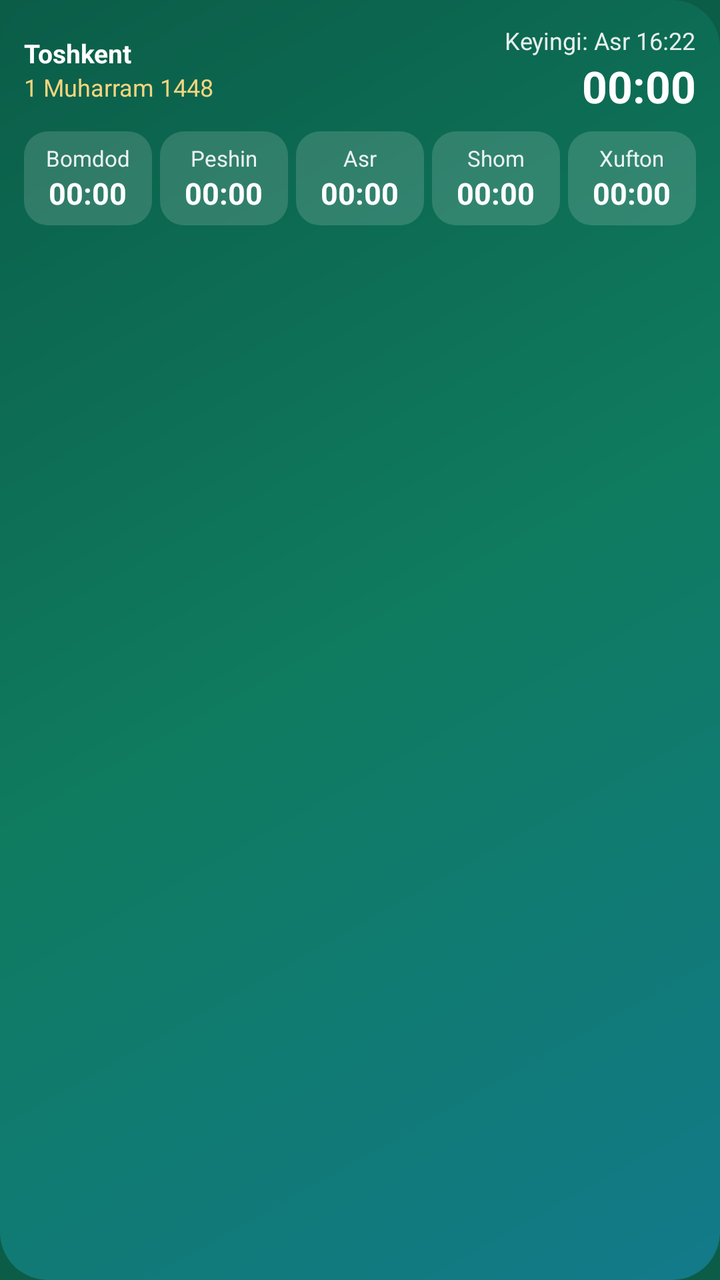
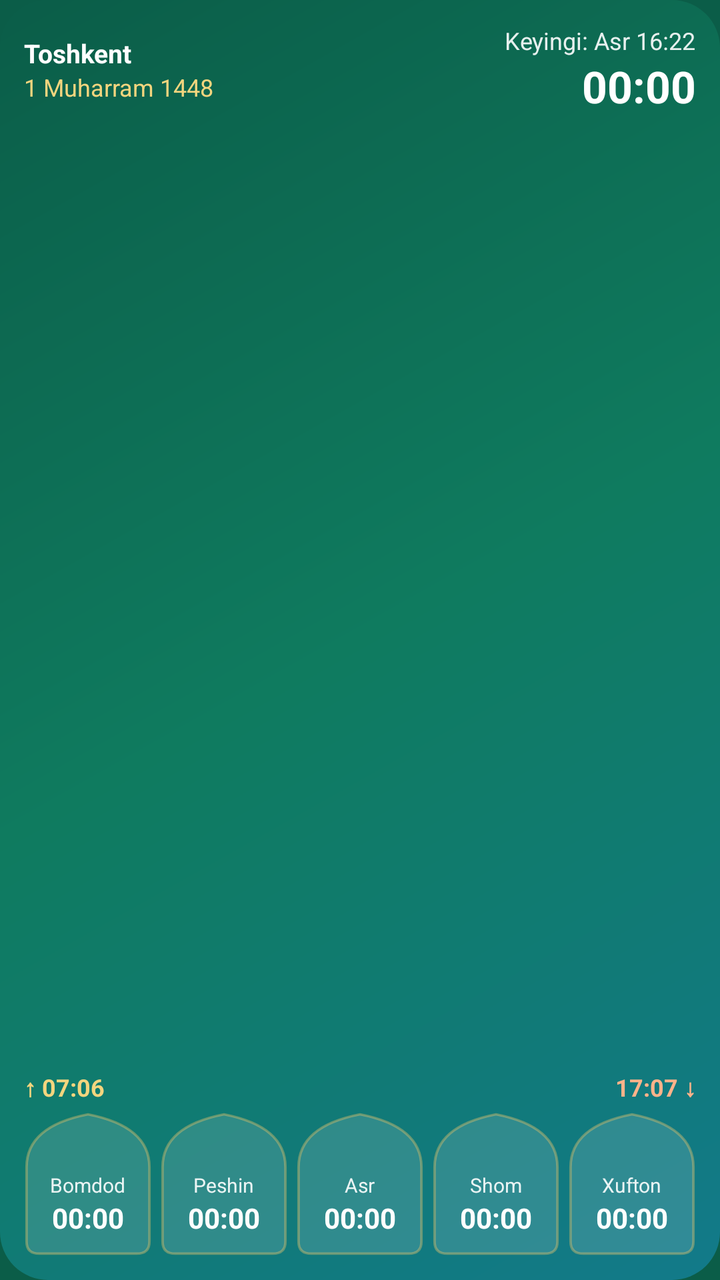

The first picture is an Android layout as it rendered before a commit; the second is the same layout after the commit. The layout source and the unified diff follow.
<!-- AndroidManifest.xml: application theme Theme.Hijriy -->
<!-- res/layout/widget_prayer.xml -->
<?xml version="1.0" encoding="utf-8"?>
<LinearLayout xmlns:android="http://schemas.android.com/apk/res/android"
    android:id="@+id/root"
    android:layout_width="match_parent"
    android:layout_height="match_parent"
    android:background="@drawable/widget_bg"
    android:orientation="vertical"
    android:padding="12dp">

    <LinearLayout
        android:layout_width="match_parent"
        android:layout_height="wrap_content"
        android:gravity="center_vertical"
        android:orientation="horizontal">
        <LinearLayout
            android:layout_width="0dp"
            android:layout_height="wrap_content"
            android:layout_weight="1"
            android:orientation="vertical">
            <TextView
                android:id="@+id/location"
                android:layout_width="wrap_content"
                android:layout_height="wrap_content"
                android:maxLines="1"
                android:ellipsize="end"
                android:text="Toshkent"
                android:textColor="#FFFFFF"
                android:textSize="13sp"
                android:textStyle="bold" />
            <TextView
                android:id="@+id/hijri"
                android:layout_width="wrap_content"
                android:layout_height="wrap_content"
                android:maxLines="1"
                android:text="1 Muharram 1448"
                android:textColor="#F3D57E"
                android:textSize="12sp" />
        </LinearLayout>
        <LinearLayout
            android:layout_width="wrap_content"
            android:layout_height="wrap_content"
            android:gravity="end"
            android:orientation="vertical">
            <TextView
                android:id="@+id/next"
                android:layout_width="wrap_content"
                android:layout_height="wrap_content"
                android:text="Keyingi: Asr 16:22"
                android:textColor="#E6FFFFFF"
                android:textSize="12sp" />
            <Chronometer
                android:id="@+id/countdown"
                android:layout_width="wrap_content"
                android:layout_height="wrap_content"
                android:countDown="true"
                android:textColor="#FFFFFF"
                android:textSize="22sp"
                android:textStyle="bold" />
        </LinearLayout>
    </LinearLayout>

    <LinearLayout
        android:layout_width="match_parent"
        android:layout_height="wrap_content"
        android:layout_marginTop="8dp"
        android:orientation="horizontal">
        <LinearLayout
            android:id="@+id/cell0"
            android:layout_width="0dp"
            android:layout_height="wrap_content"
            android:layout_weight="1"
            android:layout_marginStart="0dp"
            android:background="@drawable/widget_cell"
            android:gravity="center"
            android:orientation="vertical"
            android:paddingVertical="6dp">
            <TextView
                android:id="@+id/name0"
                android:layout_width="wrap_content"
                android:layout_height="wrap_content"
                android:text="Bomdod"
                android:textColor="#E6FFFFFF"
                android:textSize="11sp" />
            <TextView
                android:id="@+id/time0"
                android:layout_width="wrap_content"
                android:layout_height="wrap_content"
                android:text="00:00"
                android:textColor="#FFFFFF"
                android:textSize="15sp"
                android:textStyle="bold" />
        </LinearLayout>
        <LinearLayout
            android:id="@+id/cell1"
            android:layout_width="0dp"
            android:layout_height="wrap_content"
            android:layout_weight="1"
            android:layout_marginStart="4dp"
            android:background="@drawable/widget_cell"
            android:gravity="center"
            android:orientation="vertical"
            android:paddingVertical="6dp">
            <TextView
                android:id="@+id/name1"
                android:layout_width="wrap_content"
                android:layout_height="wrap_content"
                android:text="Peshin"
                android:textColor="#E6FFFFFF"
                android:textSize="11sp" />
            <TextView
                android:id="@+id/time1"
                android:layout_width="wrap_content"
                android:layout_height="wrap_content"
                android:text="00:00"
                android:textColor="#FFFFFF"
                android:textSize="15sp"
                android:textStyle="bold" />
        </LinearLayout>
        <LinearLayout
            android:id="@+id/cell2"
            android:layout_width="0dp"
            android:layout_height="wrap_content"
            android:layout_weight="1"
            android:layout_marginStart="4dp"
            android:background="@drawable/widget_cell"
            android:gravity="center"
            android:orientation="vertical"
            android:paddingVertical="6dp">
            <TextView
                android:id="@+id/name2"
                android:layout_width="wrap_content"
                android:layout_height="wrap_content"
                android:text="Asr"
                android:textColor="#E6FFFFFF"
                android:textSize="11sp" />
            <TextView
                android:id="@+id/time2"
                android:layout_width="wrap_content"
                android:layout_height="wrap_content"
                android:text="00:00"
                android:textColor="#FFFFFF"
                android:textSize="15sp"
                android:textStyle="bold" />
        </LinearLayout>
        <LinearLayout
            android:id="@+id/cell3"
            android:layout_width="0dp"
            android:layout_height="wrap_content"
            android:layout_weight="1"
            android:layout_marginStart="4dp"
            android:background="@drawable/widget_cell"
            android:gravity="center"
            android:orientation="vertical"
            android:paddingVertical="6dp">
            <TextView
                android:id="@+id/name3"
                android:layout_width="wrap_content"
                android:layout_height="wrap_content"
                android:text="Shom"
                android:textColor="#E6FFFFFF"
                android:textSize="11sp" />
            <TextView
                android:id="@+id/time3"
                android:layout_width="wrap_content"
                android:layout_height="wrap_content"
                android:text="00:00"
                android:textColor="#FFFFFF"
                android:textSize="15sp"
                android:textStyle="bold" />
        </LinearLayout>
        <LinearLayout
            android:id="@+id/cell4"
            android:layout_width="0dp"
            android:layout_height="wrap_content"
            android:layout_weight="1"
            android:layout_marginStart="4dp"
            android:background="@drawable/widget_cell"
            android:gravity="center"
            android:orientation="vertical"
            android:paddingVertical="6dp">
            <TextView
                android:id="@+id/name4"
                android:layout_width="wrap_content"
                android:layout_height="wrap_content"
                android:text="Xufton"
                android:textColor="#E6FFFFFF"
                android:textSize="11sp" />
            <TextView
                android:id="@+id/time4"
                android:layout_width="wrap_content"
                android:layout_height="wrap_content"
                android:text="00:00"
                android:textColor="#FFFFFF"
                android:textSize="15sp"
                android:textStyle="bold" />
        </LinearLayout>
    </LinearLayout>
</LinearLayout>
<!-- resources referenced by this layout -->
<resources>
  <!-- drawable widget_bg (drawable) -->
  <?xml version="1.0" encoding="utf-8"?>
  <shape xmlns:android="http://schemas.android.com/apk/res/android" android:shape="rectangle">
      <gradient android:angle="315" android:startColor="#0B5D48" android:centerColor="#0F7B5F" android:endColor="#127A8A" />
      <corners android:radius="24dp" />
  </shape>
  <!-- drawable widget_cell (drawable) -->
  <?xml version="1.0" encoding="utf-8"?>
  <shape xmlns:android="http://schemas.android.com/apk/res/android" android:shape="rectangle">
      <solid android:color="#26FFFFFF" />
      <corners android:radius="12dp" />
  </shape>
  <style name="Theme.Hijriy" parent="android:Theme.Material.Light.NoActionBar">
          <item name="android:windowBackground">@color/intro_bg</item>
          <item name="android:statusBarColor">@android:color/transparent</item>
          <item name="android:navigationBarColor">@android:color/transparent</item>
      </style>
  <color name="intro_bg">#0B5D48</color>
</resources>

<!-- the commit's change to res/layout/widget_prayer.xml (unified diff, before → after) -->
@@ -1,198 +1,281 @@
 <?xml version="1.0" encoding="utf-8"?>
-<LinearLayout xmlns:android="http://schemas.android.com/apk/res/android"
+<FrameLayout xmlns:android="http://schemas.android.com/apk/res/android"
     android:id="@+id/root"
     android:layout_width="match_parent"
     android:layout_height="match_parent"
-    android:background="@drawable/widget_bg"
-    android:orientation="vertical"
-    android:padding="12dp">
+    android:background="@drawable/widget_bg">
+
+    
+    <ImageView
+        android:id="@+id/art"
+        android:layout_width="match_parent"
+        android:layout_height="match_parent"
+        android:importantForAccessibility="no"
+        android:scaleType="fitXY" />
 
     <LinearLayout
         android:layout_width="match_parent"
-        android:layout_height="wrap_content"
-        android:gravity="center_vertical"
-        android:orientation="horizontal">
-        <LinearLayout
-            android:layout_width="0dp"
-            android:layout_height="wrap_content"
-            android:layout_weight="1"
-            android:orientation="vertical">
-            <TextView
-                android:id="@+id/location"
-                android:layout_width="wrap_content"
-                android:layout_height="wrap_content"
-                android:maxLines="1"
-                android:ellipsize="end"
-                android:text="Toshkent"
-                android:textColor="#FFFFFF"
-                android:textSize="13sp"
-                android:textStyle="bold" />
-            <TextView
-                android:id="@+id/hijri"
-                android:layout_width="wrap_content"
-                android:layout_height="wrap_content"
-                android:maxLines="1"
-                android:text="1 Muharram 1448"
+        android:layout_height="match_parent"
+        android:orientation="vertical"
+        android:padding="12dp">
+
+        <LinearLayout
+            android:layout_width="match_parent"
+            android:layout_height="wrap_content"
+            android:gravity="center_vertical"
+            android:orientation="horizontal">
+            <LinearLayout
+                android:layout_width="0dp"
+                android:layout_height="wrap_content"
+                android:layout_weight="1"
+                android:orientation="vertical">
+                <TextView
+                    android:id="@+id/location"
+                    android:layout_width="wrap_content"
+                    android:layout_height="wrap_content"
+                    android:ellipsize="end"
+                    android:maxLines="1"
+                    android:text="Toshkent"
+                    android:textColor="#FFFFFF"
+                    android:textSize="13sp"
+                    android:textStyle="bold" />
+                <TextView
+                    android:id="@+id/hijri"
+                    android:layout_width="wrap_content"
+                    android:layout_height="wrap_content"
+                    android:maxLines="1"
+                    android:text="1 Muharram 1448"
+                    android:textColor="#F3D57E"
+                    android:textSize="12sp" />
+            </LinearLayout>
+            <LinearLayout
+                android:layout_width="wrap_content"
+                android:layout_height="wrap_content"
+                android:gravity="end"
+                android:orientation="vertical">
+                <TextView
+                    android:id="@+id/next"
+                    android:layout_width="wrap_content"
+                    android:layout_height="wrap_content"
+                    android:text="Keyingi: Asr 16:22"
+                    android:textColor="#E6FFFFFF"
+                    android:textSize="12sp" />
+                <Chronometer
+                    android:id="@+id/countdown"
+                    android:layout_width="wrap_content"
+                    android:layout_height="wrap_content"
+                    android:countDown="true"
+                    android:textColor="#FFFFFF"
+                    android:textSize="22sp"
+                    android:textStyle="bold" />
+            </LinearLayout>
+        </LinearLayout>
+
+        
+        <LinearLayout
+            android:layout_width="match_parent"
+            android:layout_height="0dp"
+            android:layout_weight="1"
+            android:gravity="bottom"
+            android:orientation="horizontal"
+            android:paddingBottom="4dp">
+            <TextView
+                android:id="@+id/sunrise"
+                android:layout_width="0dp"
+                android:layout_height="wrap_content"
+                android:layout_weight="1"
+                android:text="↑ 07:06"
                 android:textColor="#F3D57E"
-                android:textSize="12sp" />
-        </LinearLayout>
-        <LinearLayout
-            android:layout_width="wrap_content"
-            android:layout_height="wrap_content"
-            android:gravity="end"
-            android:orientation="vertical">
-            <TextView
-                android:id="@+id/next"
-                android:layout_width="wrap_content"
-                android:layout_height="wrap_content"
-                android:text="Keyingi: Asr 16:22"
-                android:textColor="#E6FFFFFF"
-                android:textSize="12sp" />
-            <Chronometer
-                android:id="@+id/countdown"
-                android:layout_width="wrap_content"
-                android:layout_height="wrap_content"
-                android:countDown="true"
-                android:textColor="#FFFFFF"
-                android:textSize="22sp"
-                android:textStyle="bold" />
+                android:textSize="12sp"
+                android:textStyle="bold" />
+            <TextView
+                android:id="@+id/daylen"
+                android:layout_width="wrap_content"
+                android:layout_height="wrap_content"
+                android:text=""
+                android:textColor="#B3FFFFFF"
+                android:textSize="10sp" />
+            <TextView
+                android:id="@+id/sunset"
+                android:layout_width="0dp"
+                android:layout_height="wrap_content"
+                android:layout_weight="1"
+                android:gravity="end"
+                android:text="17:07 ↓"
+                android:textColor="#FFB38A"
+                android:textSize="12sp"
+                android:textStyle="bold" />
+        </LinearLayout>
+
+        <LinearLayout
+            android:layout_width="match_parent"
+            android:layout_height="wrap_content"
+            android:orientation="horizontal">
+        <LinearLayout
+            android:id="@+id/cell0"
+            android:layout_width="0dp"
+            android:layout_height="wrap_content"
+            android:layout_weight="1"
+            android:layout_marginStart="0dp"
+            android:background="@drawable/widget_cell"
+            android:gravity="center"
+            android:orientation="vertical"
+            android:paddingTop="5dp"
+            android:paddingBottom="5dp">
+            <ImageView
+                android:id="@+id/icon0"
+                android:layout_width="20dp"
+                android:layout_height="20dp"
+                android:importantForAccessibility="no" />
+            <TextView
+                android:id="@+id/name0"
+                android:layout_width="wrap_content"
+                android:layout_height="wrap_content"
+                android:maxLines="1"
+                android:text="Bomdod"
+                android:textColor="#E6FFFFFF"
+                android:textSize="10sp" />
+            <TextView
+                android:id="@+id/time0"
+                android:layout_width="wrap_content"
+                android:layout_height="wrap_content"
+                android:text="00:00"
+                android:textColor="#FFFFFF"
+                android:textSize="14sp"
+                android:textStyle="bold" />
+        </LinearLayout>
+        <LinearLayout
+            android:id="@+id/cell1"
+            android:layout_width="0dp"
+            android:layout_height="wrap_content"
+            android:layout_weight="1"
+            android:layout_marginStart="4dp"
+            android:background="@drawable/widget_cell"
+            android:gravity="center"
+            android:orientation="vertical"
+            android:paddingTop="5dp"
+            android:paddingBottom="5dp">
+            <ImageView
+                android:id="@+id/icon1"
+                android:layout_width="20dp"
+                android:layout_height="20dp"
+                android:importantForAccessibility="no" />
+            <TextView
+                android:id="@+id/name1"
+                android:layout_width="wrap_content"
+                android:layout_height="wrap_content"
+                android:maxLines="1"
+                android:text="Peshin"
+                android:textColor="#E6FFFFFF"
+                android:textSize="10sp" />
+            <TextView
+                android:id="@+id/time1"
+                android:layout_width="wrap_content"
+                android:layout_height="wrap_content"
+                android:text="00:00"
+                android:textColor="#FFFFFF"
+                android:textSize="14sp"
+                android:textStyle="bold" />
+        </LinearLayout>
+        <LinearLayout
+            android:id="@+id/cell2"
+            android:layout_width="0dp"
+            android:layout_height="wrap_content"
+            android:layout_weight="1"
+            android:layout_marginStart="4dp"
+            android:background="@drawable/widget_cell"
+            android:gravity="center"
+            android:orientation="vertical"
+            android:paddingTop="5dp"
+            android:paddingBottom="5dp">
+            <ImageView
+                android:id="@+id/icon2"
+                android:layout_width="20dp"
+                android:layout_height="20dp"
+                android:importantForAccessibility="no" />
+            <TextView
+                android:id="@+id/name2"
+                android:layout_width="wrap_content"
+                android:layout_height="wrap_content"
+                android:maxLines="1"
+                android:text="Asr"
+                android:textColor="#E6FFFFFF"
+                android:textSize="10sp" />
+            <TextView
+                android:id="@+id/time2"
+                android:layout_width="wrap_content"
+                android:layout_height="wrap_content"
+                android:text="00:00"
+                android:textColor="#FFFFFF"
+                android:textSize="14sp"
+                android:textStyle="bold" />
+        </LinearLayout>
+        <LinearLayout
+            android:id="@+id/cell3"
+            android:layout_width="0dp"
+            android:layout_height="wrap_content"
+            android:layout_weight="1"
+            android:layout_marginStart="4dp"
+            android:background="@drawable/widget_cell"
+            android:gravity="center"
+            android:orientation="vertical"
+            android:paddingTop="5dp"
+            android:paddingBottom="5dp">
+            <ImageView
+                android:id="@+id/icon3"
+                android:layout_width="20dp"
+                android:layout_height="20dp"
+                android:importantForAccessibility="no" />
+            <TextView
+                android:id="@+id/name3"
+                android:layout_width="wrap_content"
+                android:layout_height="wrap_content"
+                android:maxLines="1"
+                android:text="Shom"
+                android:textColor="#E6FFFFFF"
+                android:textSize="10sp" />
+            <TextView
+                android:id="@+id/time3"
+                android:layout_width="wrap_content"
+                android:layout_height="wrap_content"
+                android:text="00:00"
+                android:textColor="#FFFFFF"
+                android:textSize="14sp"
+                android:textStyle="bold" />
+        </LinearLayout>
+        <LinearLayout
+            android:id="@+id/cell4"
+            android:layout_width="0dp"
+            android:layout_height="wrap_content"
+            android:layout_weight="1"
+            android:layout_marginStart="4dp"
+            android:background="@drawable/widget_cell"
+            android:gravity="center"
+            android:orientation="vertical"
+            android:paddingTop="5dp"
+            android:paddingBottom="5dp">
+            <ImageView
+                android:id="@+id/icon4"
+                android:layout_width="20dp"
+                android:layout_height="20dp"
+                android:importantForAccessibility="no" />
+            <TextView
+                android:id="@+id/name4"
+                android:layout_width="wrap_content"
+                android:layout_height="wrap_content"
+                android:maxLines="1"
+                android:text="Xufton"
+                android:textColor="#E6FFFFFF"
+                android:textSize="10sp" />
+            <TextView
+                android:id="@+id/time4"
+                android:layout_width="wrap_content"
+                android:layout_height="wrap_content"
+                android:text="00:00"
+                android:textColor="#FFFFFF"
+                android:textSize="14sp"
+                android:textStyle="bold" />
+        </LinearLayout>
         </LinearLayout>
     </LinearLayout>
-
-    <LinearLayout
-        android:layout_width="match_parent"
-        android:layout_height="wrap_content"
-        android:layout_marginTop="8dp"
-        android:orientation="horizontal">
-        <LinearLayout
-            android:id="@+id/cell0"
-            android:layout_width="0dp"
-            android:layout_height="wrap_content"
-            android:layout_weight="1"
-            android:layout_marginStart="0dp"
-            android:background="@drawable/widget_cell"
-            android:gravity="center"
-            android:orientation="vertical"
-            android:paddingVertical="6dp">
-            <TextView
-                android:id="@+id/name0"
-                android:layout_width="wrap_content"
-                android:layout_height="wrap_content"
-                android:text="Bomdod"
-                android:textColor="#E6FFFFFF"
-                android:textSize="11sp" />
-            <TextView
-                android:id="@+id/time0"
-                android:layout_width="wrap_content"
-                android:layout_height="wrap_content"
-                android:text="00:00"
-                android:textColor="#FFFFFF"
-                android:textSize="15sp"
-                android:textStyle="bold" />
-        </LinearLayout>
-        <LinearLayout
-            android:id="@+id/cell1"
-            android:layout_width="0dp"
-            android:layout_height="wrap_content"
-            android:layout_weight="1"
-            android:layout_marginStart="4dp"
-            android:background="@drawable/widget_cell"
-            android:gravity="center"
-            android:orientation="vertical"
-            android:paddingVertical="6dp">
-            <TextView
-                android:id="@+id/name1"
-                android:layout_width="wrap_content"
-                android:layout_height="wrap_content"
-                android:text="Peshin"
-                android:textColor="#E6FFFFFF"
-                android:textSize="11sp" />
-            <TextView
-                android:id="@+id/time1"
-                android:layout_width="wrap_content"
-                android:layout_height="wrap_content"
-                android:text="00:00"
-                android:textColor="#FFFFFF"
-                android:textSize="15sp"
-                android:textStyle="bold" />
-        </LinearLayout>
-        <LinearLayout
-            android:id="@+id/cell2"
-            android:layout_width="0dp"
-            android:layout_height="wrap_content"
-            android:layout_weight="1"
-            android:layout_marginStart="4dp"
-            android:background="@drawable/widget_cell"
-            android:gravity="center"
-            android:orientation="vertical"
-            android:paddingVertical="6dp">
-            <TextView
-                android:id="@+id/name2"
-                android:layout_width="wrap_content"
-                android:layout_height="wrap_content"
-                android:text="Asr"
-                android:textColor="#E6FFFFFF"
-                android:textSize="11sp" />
-            <TextView
-                android:id="@+id/time2"
-                android:layout_width="wrap_content"
-                android:layout_height="wrap_content"
-                android:text="00:00"
-                android:textColor="#FFFFFF"
-                android:textSize="15sp"
-                android:textStyle="bold" />
-        </LinearLayout>
-        <LinearLayout
-            android:id="@+id/cell3"
-            android:layout_width="0dp"
-            android:layout_height="wrap_content"
-            android:layout_weight="1"
-            android:layout_marginStart="4dp"
-            android:background="@drawable/widget_cell"
-            android:gravity="center"
-            android:orientation="vertical"
-            android:paddingVertical="6dp">
-            <TextView
-                android:id="@+id/name3"
-                android:layout_width="wrap_content"
-                android:layout_height="wrap_content"
-                android:text="Shom"
-                android:textColor="#E6FFFFFF"
-                android:textSize="11sp" />
-            <TextView
-                android:id="@+id/time3"
-                android:layout_width="wrap_content"
-                android:layout_height="wrap_content"
-                android:text="00:00"
-                android:textColor="#FFFFFF"
-                android:textSize="15sp"
-                android:textStyle="bold" />
-        </LinearLayout>
-        <LinearLayout
-            android:id="@+id/cell4"
-            android:layout_width="0dp"
-            android:layout_height="wrap_content"
-            android:layout_weight="1"
-            android:layout_marginStart="4dp"
-            android:background="@drawable/widget_cell"
-            android:gravity="center"
-            android:orientation="vertical"
-            android:paddingVertical="6dp">
-            <TextView
-                android:id="@+id/name4"
-                android:layout_width="wrap_content"
-                android:layout_height="wrap_content"
-                android:text="Xufton"
-                android:textColor="#E6FFFFFF"
-                android:textSize="11sp" />
-            <TextView
-                android:id="@+id/time4"
-                android:layout_width="wrap_content"
-                android:layout_height="wrap_content"
-                android:text="00:00"
-                android:textColor="#FFFFFF"
-                android:textSize="15sp"
-                android:textStyle="bold" />
-        </LinearLayout>
-    </LinearLayout>
-</LinearLayout>
+</FrameLayout>
<!-- resource entries referenced after the edit -->
@@ -8,10 +8,15 @@
   </shape>
   <!-- drawable widget_cell (drawable) -->
   <?xml version="1.0" encoding="utf-8"?>
-  <shape xmlns:android="http://schemas.android.com/apk/res/android" android:shape="rectangle">
-      <solid android:color="#26FFFFFF" />
-      <corners android:radius="12dp" />
-  </shape>
+  <vector xmlns:android="http://schemas.android.com/apk/res/android"
+      android:width="60dp" android:height="72dp"
+      android:viewportWidth="100" android:viewportHeight="120">
+      <path
+          android:fillColor="#22FFFFFF"
+          android:strokeColor="#66E9C46A"
+          android:strokeWidth="2"
+          android:pathData="M2,108 L2,46 Q2,12 50,2 Q98,12 98,46 L98,108 Q98,118 88,118 L12,118 Q2,118 2,108 Z" />
+  </vector>
   <style name="Theme.Hijriy" parent="android:Theme.Material.Light.NoActionBar">
           <item name="android:windowBackground">@color/intro_bg</item>
           <item name="android:statusBarColor">@android:color/transparent</item>
